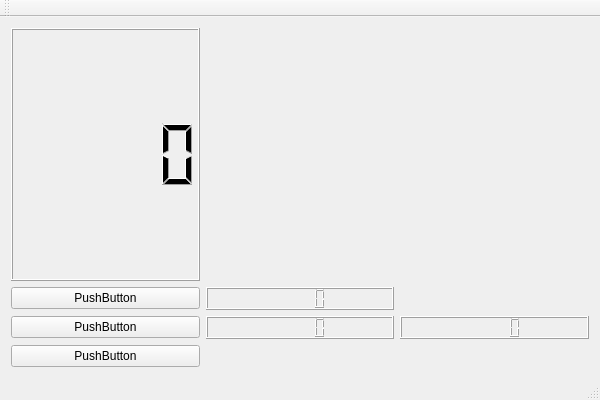
The window that Src/08_Layout/MainWindow.ui (Fowindy/QtCode_VS) describes before a commit, drawn with Qt 5.
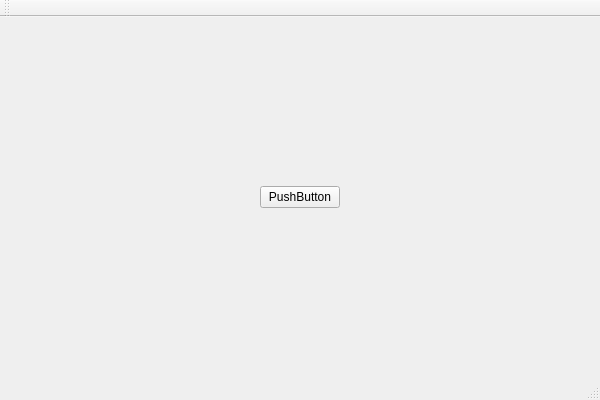
The same window after the commit.

Commit message: 水平弹簧布局_1

```diff
--- a/Src/08_Layout/MainWindow.ui
+++ b/Src/08_Layout/MainWindow.ui
@@ -14,40 +14,40 @@
    <string>MainWindow</string>
   </property>
   <widget class="QWidget" name="centralWidget">
-   <layout class="QGridLayout" name="gridLayout">
-    <item row="0" column="0">
-     <widget class="QLCDNumber" name="lcdNumber"/>
-    </item>
-    <item row="1" column="0">
-     <widget class="QPushButton" name="pushButton_3">
-      <property name="text">
-       <string>PushButton</string>
+   <layout class="QHBoxLayout" name="horizontalLayout">
+    <item>
+     <spacer name="horizontalSpacer">
+      <property name="orientation">
+       <enum>Qt::Horizontal</enum>
       </property>
-     </widget>
-    </item>
-    <item row="1" column="1">
-     <widget class="QLCDNumber" name="lcdNumber_2"/>
-    </item>
-    <item row="2" column="0">
-     <widget class="QPushButton" name="pushButton_2">
-      <property name="text">
-       <string>PushButton</string>
+      <property name="sizeHint" stdset="0">
+       <size>
+        <width>245</width>
+        <height>20</height>
+       </size>
       </property>
-     </widget>
+     </spacer>
     </item>
-    <item row="2" column="1">
-     <widget class="QLCDNumber" name="lcdNumber_3"/>
-    </item>
-    <item row="2" column="2">
-     <widget class="QLCDNumber" name="lcdNumber_4"/>
-    </item>
-    <item row="3" column="0">
+    <item>
      <widget class="QPushButton" name="pushButton">
       <property name="text">
        <string>PushButton</string>
       </property>
      </widget>
     </item>
+    <item>
+     <spacer name="horizontalSpacer_2">
+      <property name="orientation">
+       <enum>Qt::Horizontal</enum>
+      </property>
+      <property name="sizeHint" stdset="0">
+       <size>
+        <width>244</width>
+        <height>20</height>
+       </size>
+      </property>
+     </spacer>
+    </item>
    </layout>
   </widget>
   <widget class="QMenuBar" name="menuBar">
```
